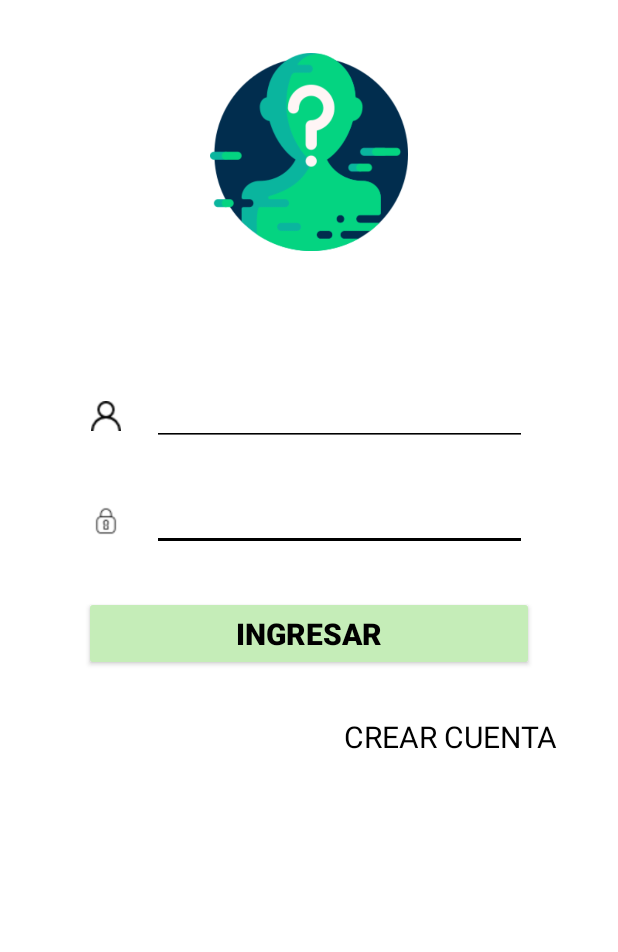
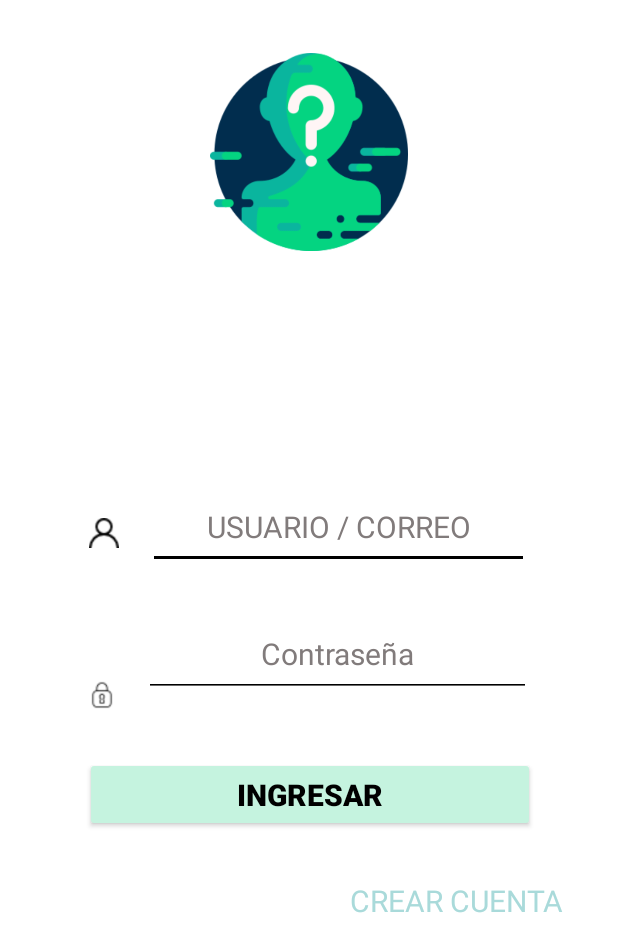
Before and after one commit to Israel8998/ConArt, an Android app: the screen it shows after launch (IniciarSesion), on a phone screen of 412 x 824 dp. Shown: the top 952 px of the screen. Run offline under Robolectric (Android 15) with nearby library versions, the phone set to English and light mode, and no system bars.

Commit message:
CambioColorIngreo2

```diff
--- a/app/src/main/res/layout/activity_iniciar_sesion.xml
+++ b/app/src/main/res/layout/activity_iniciar_sesion.xml
@@ -7,54 +7,95 @@
     android:background="@color/white"
     tools:context=".IniciarSesion">
 
+    <EditText
+        android:id="@+id/txtCorreo"
+        android:layout_width="254dp"
+        android:layout_height="56dp"
+        android:layout_marginTop="156dp"
+        android:layout_marginEnd="40dp"
+        android:backgroundTint="@color/black"
+        android:hint="USUARIO / CORREO"
+        android:inputType="textPersonName"
+        android:textAlignment="center"
+        android:textColor="@color/black"
+        android:textColorHint="#817B7B"
+        android:textSize="20sp"
+        app:layout_constraintEnd_toEndOf="parent"
+        app:layout_constraintStart_toEndOf="@+id/imageView3"
+        app:layout_constraintTop_toBottomOf="@+id/imageView" />
+
     <Button
         android:id="@+id/button"
         android:layout_width="300dp"
         android:layout_height="50dp"
         android:layout_marginStart="40dp"
-        android:layout_marginTop="30dp"
+        android:layout_marginTop="40dp"
         android:layout_marginEnd="40dp"
-        android:backgroundTint="#C5EDB8"
+        android:backgroundTint="#C5F3DF"
         android:text="Ingresar"
         android:textAlignment="center"
         android:textColor="@color/black"
         android:textSize="20sp"
         android:textStyle="bold"
         app:layout_constraintEnd_toEndOf="parent"
+        app:layout_constraintHorizontal_bias="0.516"
         app:layout_constraintStart_toStartOf="parent"
         app:layout_constraintTop_toBottomOf="@+id/txtPassword" />
 
+    <ImageView
+        android:id="@+id/imageView3"
+        android:layout_width="20dp"
+        android:layout_height="40dp"
+        android:layout_marginStart="40dp"
+        android:layout_marginTop="168dp"
+        android:background="@color/white"
+        app:layout_constraintEnd_toStartOf="@+id/txtCorreo"
+        app:layout_constraintStart_toStartOf="parent"
+        app:layout_constraintTop_toBottomOf="@+id/imageView"
+        app:srcCompat="@drawable/usuario" />
+
+    <TextView
+        android:id="@+id/textView5"
+        android:layout_width="wrap_content"
+        android:layout_height="wrap_content"
+        android:layout_marginTop="32dp"
+        android:layout_marginEnd="36dp"
+        android:background="@color/white"
+        android:text="CREAR CUENTA"
+        android:textAllCaps="false"
+        android:textColor="#A9DADA"
+        android:textSize="20sp"
+        app:layout_constraintEnd_toEndOf="parent"
+        app:layout_constraintTop_toBottomOf="@+id/button" />
+
+    <ImageView
+        android:id="@+id/imageView2"
+        android:layout_width="20dp"
+        android:layout_height="40dp"
+        android:layout_marginStart="40dp"
+        android:layout_marginTop="68dp"
+        android:background="@color/white"
+        app:layout_constraintEnd_toStartOf="@+id/txtPassword"
+        app:layout_constraintStart_toStartOf="parent"
+        app:layout_constraintTop_toBottomOf="@+id/imageView3"
+        app:srcCompat="@drawable/contrasena" />
+
     <EditText
         android:id="@+id/txtPassword"
-        android:layout_width="250dp"
-        android:layout_height="40dp"
-        android:layout_marginTop="30dp"
+        android:layout_width="258dp"
+        android:layout_height="57dp"
+        android:layout_marginTop="28dp"
         android:layout_marginEnd="40dp"
-        android:backgroundTint="@color/black"
-        android:hint="CONTRASEÑA"
+        android:backgroundTint="#000000"
+        android:hint="Contraseña"
         android:inputType="textPassword"
         android:textAlignment="center"
-        android:textColor="@color/VerdeISTTE"
+        android:textColor="#000000"
+        android:textColorHint="#817B7B"
         android:textSize="20sp"
         app:layout_constraintEnd_toEndOf="parent"
         app:layout_constraintStart_toEndOf="@+id/imageView2"
         app:layout_constraintTop_toBottomOf="@+id/txtCorreo" />
-
-    <EditText
-        android:id="@+id/txtCorreo"
-        android:layout_width="250dp"
-        android:layout_height="40dp"
-        android:layout_marginTop="90dp"
-        android:layout_marginEnd="40dp"
-        android:backgroundTint="@color/black"
-        android:hint="USUARIO / CORREO"
-        android:inputType="textPersonName"
-        android:textAlignment="center"
-        android:textColor="@color/VerdeISTTE"
-        android:textSize="20sp"
-        app:layout_constraintEnd_toEndOf="parent"
-        app:layout_constraintStart_toEndOf="@+id/imageView3"
-        app:layout_constraintTop_toBottomOf="@+id/imageView" />
 
     <ImageView
         android:id="@+id/imageView"
@@ -68,42 +109,4 @@
         app:layout_constraintTop_toTopOf="parent"
         app:srcCompat="@drawable/desconocido" />
 
-    <TextView
-        android:id="@+id/textView5"
-        android:layout_width="wrap_content"
-        android:layout_height="wrap_content"
-        android:layout_marginTop="30dp"
-        android:layout_marginEnd="40dp"
-        android:background="@color/white"
-        android:text="CREAR CUENTA"
-        android:textAllCaps="false"
-        android:textColor="@android:color/background_dark"
-        android:textSize="20sp"
-        app:layout_constraintEnd_toEndOf="parent"
-        app:layout_constraintTop_toBottomOf="@+id/button" />
-
-    <ImageView
-        android:id="@+id/imageView2"
-        android:layout_width="20dp"
-        android:layout_height="40dp"
-        android:layout_marginStart="40dp"
-        android:layout_marginTop="30dp"
-        android:background="@color/white"
-        app:layout_constraintEnd_toStartOf="@+id/txtPassword"
-        app:layout_constraintStart_toStartOf="parent"
-        app:layout_constraintTop_toBottomOf="@+id/imageView3"
-        app:srcCompat="@drawable/contrasena" />
-
-    <ImageView
-        android:id="@+id/imageView3"
-        android:layout_width="20dp"
-        android:layout_height="40dp"
-        android:layout_marginStart="40dp"
-        android:layout_marginTop="90dp"
-        android:background="@color/white"
-        app:layout_constraintEnd_toStartOf="@+id/txtCorreo"
-        app:layout_constraintStart_toStartOf="parent"
-        app:layout_constraintTop_toBottomOf="@+id/imageView"
-        app:srcCompat="@drawable/usuario" />
-
 </androidx.constraintlayout.widget.ConstraintLayout>
```
